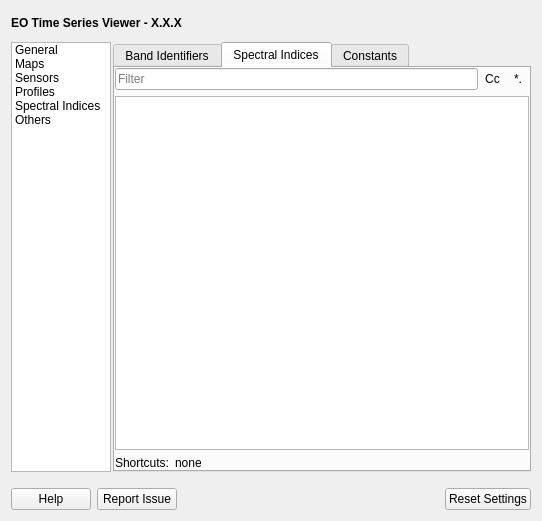
Before: the Qt Designer form eotimeseriesviewer/settings/settings.ui in jakimowb/eo-time-series-viewer, drawn with Qt 5.
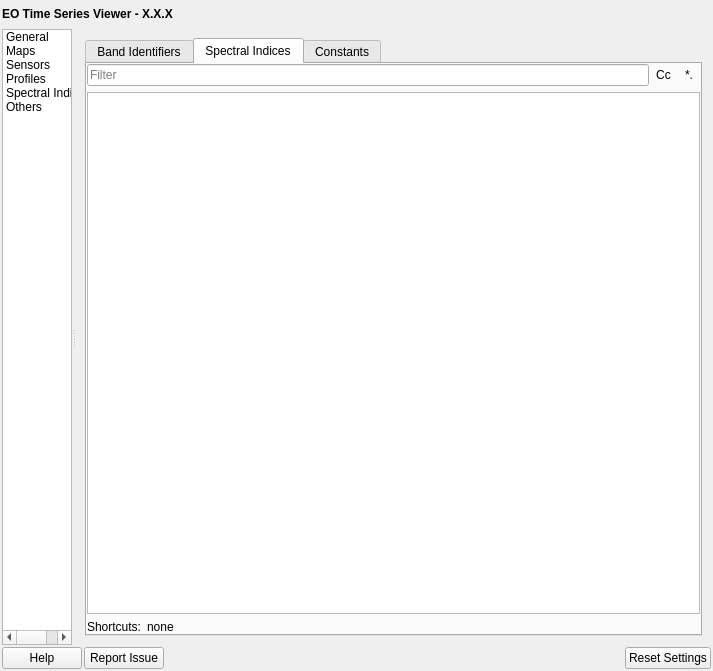
After: the same form once the commit is applied. Icons and pictures are not drawn. Custom widgets are drawn as their Qt base class.

Commit message: refactoring widget widths

The edit to the form file:
```diff
--- a/eotimeseriesviewer/settings/settings.ui
+++ b/eotimeseriesviewer/settings/settings.ui
@@ -6,16 +6,34 @@
    <rect>
     <x>0</x>
     <y>0</y>
-    <width>542</width>
-    <height>521</height>
+    <width>713</width>
+    <height>671</height>
    </rect>
   </property>
   <property name="windowTitle">
    <string>Form</string>
   </property>
   <layout class="QVBoxLayout" name="verticalLayout">
+   <property name="spacing">
+    <number>2</number>
+   </property>
+   <property name="leftMargin">
+    <number>2</number>
+   </property>
+   <property name="topMargin">
+    <number>2</number>
+   </property>
+   <property name="rightMargin">
+    <number>2</number>
+   </property>
+   <property name="bottomMargin">
+    <number>2</number>
+   </property>
    <item>
     <layout class="QHBoxLayout" name="horizontalLayout_2">
+     <property name="spacing">
+      <number>0</number>
+     </property>
      <property name="topMargin">
       <number>0</number>
      </property>
@@ -65,18 +83,26 @@
     </layout>
    </item>
    <item>
-    <layout class="QHBoxLayout" name="horizontalLayout">
-     <property name="spacing">
-      <number>2</number>
+    <widget class="QSplitter" name="splitter">
+     <property name="sizePolicy">
+      <sizepolicy hsizetype="Preferred" vsizetype="Preferred">
+       <horstretch>0</horstretch>
+       <verstretch>2</verstretch>
+      </sizepolicy>
      </property>
-     <property name="topMargin">
-      <number>0</number>
+     <property name="orientation">
+      <enum>Qt::Horizontal</enum>
      </property>
-     <item>
       <widget class="QListWidget" name="listWidget">
+      <property name="sizePolicy">
+       <sizepolicy hsizetype="Preferred" vsizetype="Expanding">
+        <horstretch>1</horstretch>
+        <verstretch>0</verstretch>
+       </sizepolicy>
+      </property>
        <property name="maximumSize">
         <size>
-         <width>100</width>
+        <width>16777215</width>
          <height>16777215</height>
         </size>
        </property>
@@ -111,9 +137,13 @@
         </property>
        </item>
       </widget>
-     </item>
-     <item>
       <widget class="QStackedWidget" name="stackedWidget">
+      <property name="sizePolicy">
+       <sizepolicy hsizetype="Preferred" vsizetype="Preferred">
+        <horstretch>10</horstretch>
+        <verstretch>0</verstretch>
+       </sizepolicy>
+      </property>
        <property name="currentIndex">
         <number>4</number>
        </property>
@@ -144,8 +174,8 @@
              <rect>
               <x>0</x>
               <y>0</y>
-              <width>414</width>
-              <height>422</height>
+             <width>548</width>
+             <height>601</height>
              </rect>
             </property>
             <layout class="QVBoxLayout" name="verticalLayout_5">
@@ -160,7 +190,7 @@
                <property name="title">
                 <string>Directories</string>
                </property>
-               <property name="collapsed">
+              <property name="collapsed" stdset="0">
                 <bool>false</bool>
                </property>
                <layout class="QFormLayout" name="formLayout">
@@ -172,8 +202,8 @@
                  </widget>
                 </item>
                 <item row="0" column="1">
-                 <widget class="QgsFileWidget" name="mFileWidgetScreenshots">
-                  <property name="fileWidgetButtonVisible">
+                <widget class="QgsFileWidget" name="mFileWidgetScreenshots" native="true">
+                 <property name="fileWidgetButtonVisible" stdset="0">
                    <bool>true</bool>
                   </property>
                  </widget>
@@ -186,7 +216,7 @@
                  </widget>
                 </item>
                 <item row="1" column="1">
-                 <widget class="QgsFileWidget" name="mFileWidgetRasterSources"/>
+                <widget class="QgsFileWidget" name="mFileWidgetRasterSources" native="true"/>
                 </item>
                 <item row="2" column="0">
                  <widget class="QLabel" name="label_8">
@@ -196,7 +226,7 @@
                  </widget>
                 </item>
                 <item row="2" column="1">
-                 <widget class="QgsFileWidget" name="mFileWidgetVectorSources"/>
+                <widget class="QgsFileWidget" name="mFileWidgetVectorSources" native="true"/>
                 </item>
                </layout>
               </widget>
@@ -212,7 +242,7 @@
                <property name="title">
                 <string>Data Loading</string>
                </property>
-               <property name="collapsed">
+              <property name="collapsed" stdset="0">
                 <bool>false</bool>
                </property>
                <layout class="QFormLayout" name="formLayout_2">
@@ -284,7 +314,7 @@
                <property name="title">
                 <string>Start up</string>
                </property>
-               <property name="collapsed">
+              <property name="collapsed" stdset="0">
                 <bool>false</bool>
                </property>
                <layout class="QVBoxLayout" name="verticalLayout_6">
@@ -702,19 +732,9 @@
         </layout>
        </widget>
        <widget class="QWidget" name="pageSpectralIndices">
-        <layout class="QVBoxLayout" name="verticalLayout_10">
-         <property name="leftMargin">
-          <number>0</number>
-         </property>
-         <property name="topMargin">
-          <number>0</number>
-         </property>
-         <property name="rightMargin">
-          <number>0</number>
-         </property>
-         <property name="bottomMargin">
-          <number>0</number>
-         </property>
+       <layout class="QVBoxLayout" name="verticalLayout_13">
+        <item>
+         <layout class="QVBoxLayout" name="verticalLayout_12">
          <item>
           <widget class="QTabWidget" name="tabWidget">
            <property name="currentIndex">
@@ -778,13 +798,13 @@
                  <property name="placeholderText">
                   <string>Filter</string>
                  </property>
-                 <property name="nullValue">
+                  <property name="nullValue" stdset="0">
                   <string/>
                  </property>
-                 <property name="showSearchIcon">
+                  <property name="showSearchIcon" stdset="0">
                   <bool>true</bool>
                  </property>
-                 <property name="showSpinner">
+                  <property name="showSpinner" stdset="0">
                   <bool>false</bool>
                  </property>
                  <property name="qgisRelation" stdset="0">
@@ -891,6 +911,8 @@
           </widget>
          </item>
         </layout>
+        </item>
+       </layout>
        </widget>
        <widget class="QWidget" name="pageOthers">
         <layout class="QVBoxLayout" name="verticalLayout_8">
@@ -1051,13 +1073,12 @@
         </layout>
        </widget>
       </widget>
-     </item>
-    </layout>
+    </widget>
    </item>
    <item>
     <layout class="QHBoxLayout" name="horizontalLayout_4">
      <property name="topMargin">
-      <number>10</number>
+      <number>0</number>
      </property>
      <item>
       <widget class="QPushButton" name="btnHelp">
@@ -1133,11 +1154,6 @@
    <extends>QWidget</extends>
    <header>qgsfilewidget.h</header>
   </customwidget>
-  <customwidget>
-   <class>QgsFilterLineEdit</class>
-   <extends>QLineEdit</extends>
-   <header>qgsfilterlineedit.h</header>
-  </customwidget>
   <customwidget>
    <class>QgsFontButton</class>
    <extends>QToolButton</extends>
@@ -1153,6 +1169,11 @@
    <extends>QToolButton</extends>
    <header>eotimeseriesviewer.qgispluginsupport.qps.plotstyling.plotstyling</header>
   </customwidget>
+  <customwidget>
+   <class>QgsFilterLineEdit</class>
+   <extends>QLineEdit</extends>
+   <header>qgsfilterlineedit.h</header>
+  </customwidget>
  </customwidgets>
  <resources>
   <include location="../../../QGIS/images/images.qrc"/>
```
Lines whose indentation alone changed are shown as unchanged. The commit also changes 1 other file.
